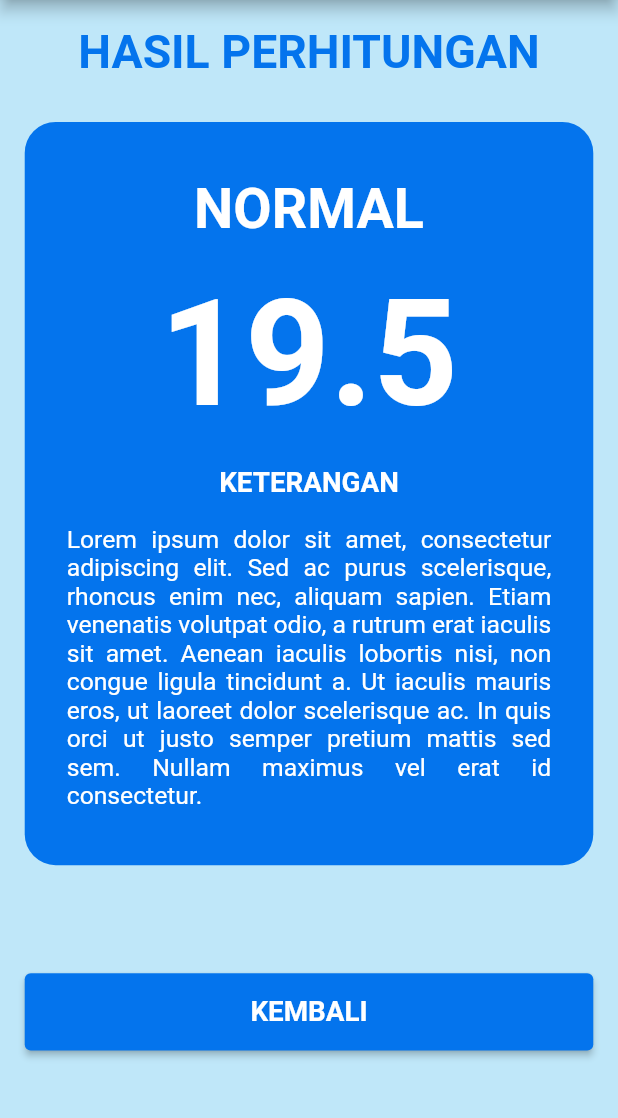
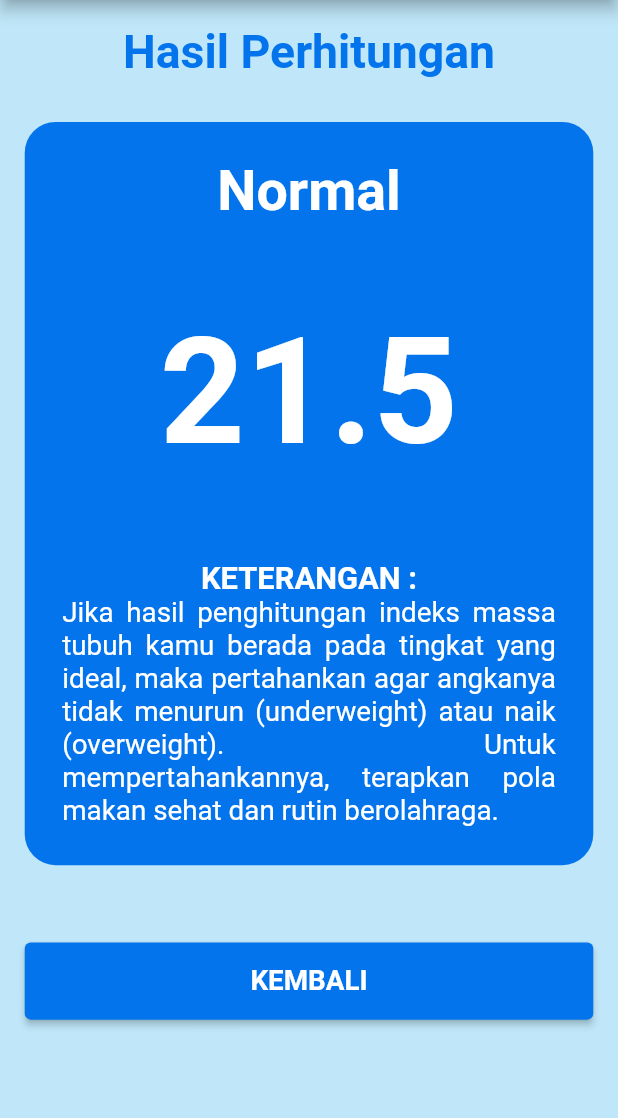
Before and after one commit to aditiohidayatulloh/flutter_FinalProject, a Flutter app: the screen it shows after launch, after a tap on "HITUNG", on a phone screen of 412 x 824 dp, the part 84-1202 px from its top. Run offline on Flutter 3.47's test engine with Material 2 defaults, Android fonts, the phone set to English and light mode, and no system bars; our stand-ins replace flutter_screenutil.

Commit message:
Show Result

```diff
--- /dev/null
+++ b/lib/imt_calculate.dart
@@ -0,0 +1,42 @@
+import 'dart:math';
+
+class IMTCalculator {
+  final int height;
+  final int weight;
+  double _imt = 0.0;
+
+  IMTCalculator({required this.height, required this.weight});
+
+  String calculateIMT() {
+    _imt = weight / pow((height / 100), 2);
+    return _imt.toStringAsFixed(1);
+  }
+
+  String getResult() {
+    if (_imt < 17.0) {
+      return 'UNDERWEIGHT';
+    } else if (_imt > 17.0 && _imt < 18.4) {
+      return 'KURUS';
+    } else if (_imt > 18.5 && _imt < 25.0) {
+      return 'Normal';
+    } else if (_imt > 25.1 && _imt < 27.0) {
+      return 'OVERWEIGHT';
+    } else {
+      return 'OBESITAS';
+    }
+  }
+
+  String getInterpretation() {
+    if (_imt < 17.0) {
+      return 'Kurangnya berat badan bisa menjadi pertanda kalau kamu tidak cukup makan atau sakit. Untuk mengatasinya, pastikan kamu konsumsi makanan sehat secara rutin untuk memenuhi kebutuhan kalori. Konsumsi makanan yang tidak mencukupi kebutuhan kalori harian juga bisa menjadi penyebab underweight. ';
+    } else if (_imt > 17.0 && _imt < 18.4) {
+      return 'Kurangnya berat badan bisa menjadi pertanda kalau kamu tidak cukup makan atau sakit. Untuk mengatasinya, pastikan kamu konsumsi makanan sehat secara rutin untuk memenuhi kebutuhan kalori. Konsumsi makanan yang tidak mencukupi kebutuhan kalori harian juga bisa menjadi penyebab underweight. ';
+    } else if (_imt > 18.5 && _imt < 25.0) {
+      return 'Jika hasil penghitungan indeks massa tubuh kamu berada pada tingkat yang ideal, maka pertahankan agar angkanya tidak menurun (underweight) atau naik (overweight). Untuk mempertahankannya, terapkan pola makan sehat dan rutin berolahraga. ';
+    } else if (_imt > 25.1 && _imt < 27.0) {
+      return 'Cara terbaik untuk menurunkan berat badan jika kelebihan berat badan adalah melalui kombinasi diet dan olahraga. Melalui kalkulator berat badan ideal, kamu juga bisa mengetahui kebutuhan kalori harian kamu untuk mencapai berat badan yang sehat.';
+    } else {
+      return 'Kondisi obesitas dapat meningkatkan berbagai risiko penyakit kronis berkali-kali lipat. Oleh sebab itu, sebaiknya segera turunkan berat badan dengan cara yang sehat melalui kombinasi diet dan olahraga.  Pada beberapa kasus mungkin membutuhkan obat-obatan yang diresepkan oleh dokter. ';
+    }
+  }
+}
--- a/lib/screen/home_screen.dart
+++ b/lib/screen/home_screen.dart
@@ -1,3 +1,4 @@
+import 'package:final_project/imt_calculate.dart';
 import 'package:final_project/screen/result_screen.dart';
 import 'package:flutter/material.dart';
 import 'package:flutter_screenutil/flutter_screenutil.dart';
@@ -150,7 +151,17 @@ class _HomeScreenState extends State<HomeScreen> {
                   Navigator.push(
                     context,
                     MaterialPageRoute(
-                        builder: (context) => const ResultScreen()),
+                      builder: (context) {
+                        IMTCalculator imtCalculator = IMTCalculator(
+                          height: height,
+                          weight: weight,
+                        );
+                        return ResultScreen(
+                            imtResult: imtCalculator.calculateIMT(),
+                            resultText: imtCalculator.getResult(),
+                            interpretation: imtCalculator.getInterpretation());
+                      },
+                    ),
                   );
                 },
               )
--- a/lib/screen/result_screen.dart
+++ b/lib/screen/result_screen.dart
@@ -4,7 +4,17 @@ import '../widget/custom_button.dart';
 import '../widget/result_text.dart';
 
 class ResultScreen extends StatelessWidget {
-  const ResultScreen({super.key});
+  const ResultScreen({
+    super.key,
+    required this.imtResult,
+    required this.resultText,
+    // ignore: non_constant_identifier_names
+    required this.interpretation,
+  });
+
+  final String imtResult;
+  final String resultText;
+  final String interpretation;
 
   @override
   Widget build(BuildContext context) {
@@ -22,7 +32,7 @@ class ResultScreen extends StatelessWidget {
                 crossAxisAlignment: CrossAxisAlignment.center,
                 children: [
                   Text(
-                    'HASIL PERHITUNGAN',
+                    'Hasil Perhitungan',
                     style: TextStyle(
                         fontSize: 30.0.sp,
                         fontWeight: FontWeight.bold,
@@ -38,32 +48,33 @@ class ResultScreen extends StatelessWidget {
                         color: Theme.of(context).primaryColor,
                         borderRadius: BorderRadius.circular(20.sp)),
                     child: Padding(
-                      padding: const EdgeInsets.all(28.0),
+                      padding: const EdgeInsets.all(25.0),
                       child: Column(
-                        mainAxisAlignment: MainAxisAlignment.spaceAround,
-                        children: const [
+                        mainAxisAlignment: MainAxisAlignment.start,
+                        children: [
                           ResultText(
-                            title: 'NORMAL',
+                            title: resultText,
                             fontSize: 36,
                             fontWeight: FontWeight.bold,
                             color: Colors.white,
                           ),
+                          const Spacer(),
                           ResultText(
-                            title: '19.5',
+                            title: imtResult,
                             fontSize: 96,
                             fontWeight: FontWeight.bold,
                             color: Colors.white,
                           ),
-                          ResultText(
-                            title: 'KETERANGAN',
-                            fontSize: 18,
+                          const Spacer(),
+                          const ResultText(
+                            title: 'KETERANGAN :',
+                            fontSize: 20,
                             fontWeight: FontWeight.bold,
                             color: Colors.white,
                           ),
                           ResultText(
-                            title:
-                                'Lorem ipsum dolor sit amet, consectetur adipiscing elit. Sed ac purus scelerisque, rhoncus enim nec, aliquam sapien. Etiam venenatis volutpat odio, a rutrum erat iaculis sit amet. Aenean iaculis lobortis nisi, non congue ligula tincidunt a. Ut iaculis mauris eros, ut laoreet dolor scelerisque ac. In quis orci ut justo semper pretium mattis sed sem. Nullam maximus vel erat id consectetur. ',
-                            fontSize: 16,
+                            title: interpretation,
+                            fontSize: 18,
                             fontWeight: FontWeight.w400,
                             color: Colors.white,
                           ),
@@ -72,8 +83,9 @@ class ResultScreen extends StatelessWidget {
                     ),
                   ),
                   SizedBox(
-                    height: 70.0.sp,
+                    height: 50.0.sp,
                   ),
+                  // Spacer(),
                   CustomButton(
                     title: 'KEMBALI',
                     onPressed: () {
```
Also changed, not shown: 1 other file.
